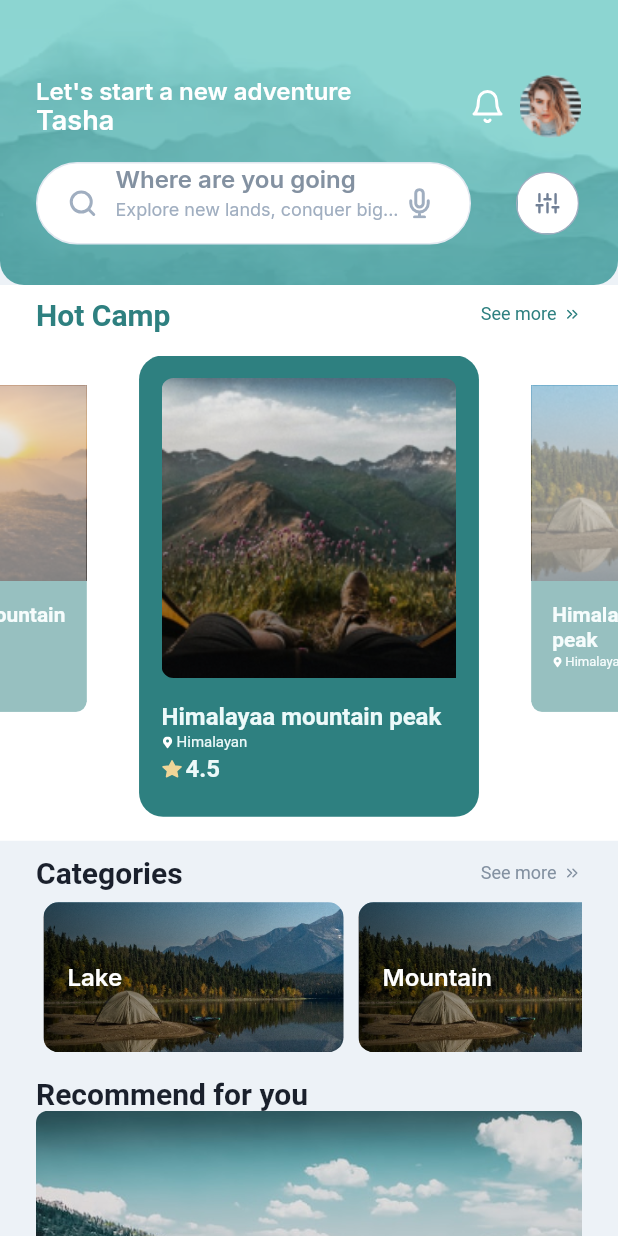
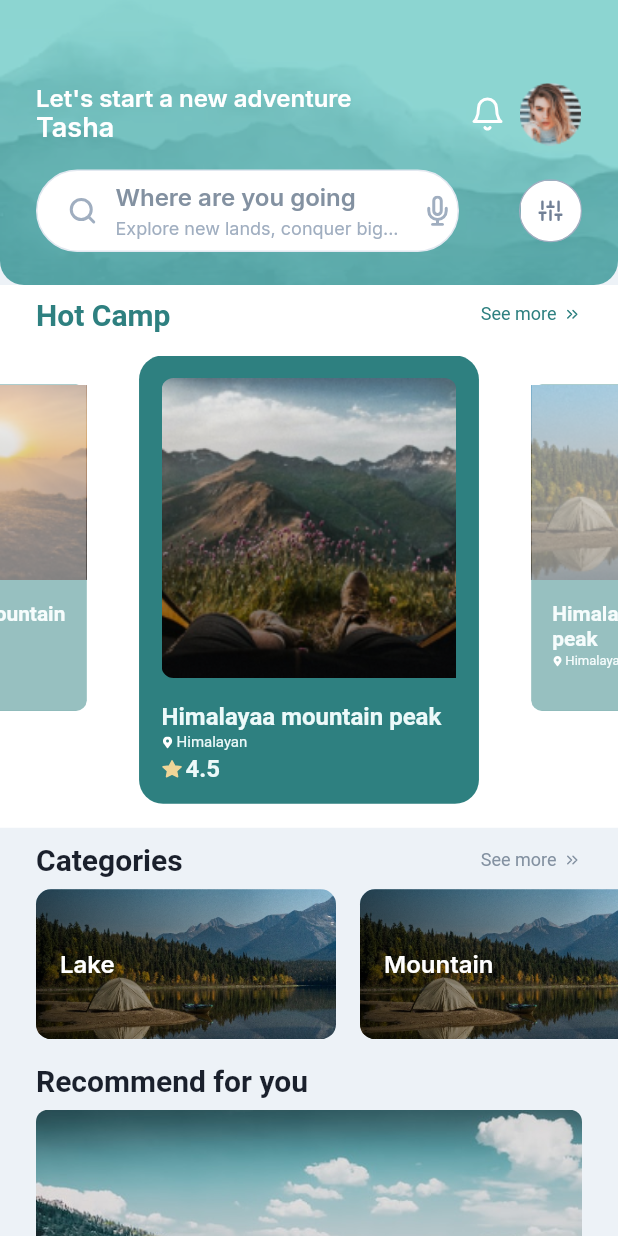
Before and after one commit to phananhvu16112002/Cydeva_Application, a Flutter app: the HomePageBody screen opened directly, on a phone screen of 412 x 824 dp. Run offline on Flutter 3.47's test engine with Material 3 defaults, Android fonts, the phone set to English and light mode, and no system bars; drawn by our look-alikes of carousel_slider; our stand-ins replace animated_bottom_navigation_bar, bloc, dio, flutter_bloc, flutter_svg, google_fonts and 3 more; generated files the repository leaves out were written again.

Commit message:
edit homePage, edit OTP

```diff
--- a/cydeva_application/lib/main.dart
+++ b/cydeva_application/lib/main.dart
@@ -1,3 +1,4 @@
+import 'package:cydeva_application/screens/FlashPage/SplashScreen.dart';
 import 'package:cydeva_application/screens/HomePage/HomePage.dart';
 import 'package:cydeva_application/screens/SignInPage/bloc/signin_bloc.dart';
 import 'package:flutter/material.dart';
@@ -18,12 +19,11 @@ class MyApp extends StatelessWidget {
       debugShowCheckedModeBanner: false,
       title: 'Flutter Demo',
       theme: ThemeData(
-        // colorScheme: ColorScheme.fromSeed(seedColor: Colors.deepPurple),
         useMaterial3: false,
       ),
       home: BlocProvider(
         create: (context) => SigninBloc(),
-        child: const HomePage(),
+        child: const SplashScreen(),
       ),
     );
   }
--- a/cydeva_application/lib/screens/HomePage/HomePage.dart
+++ b/cydeva_application/lib/screens/HomePage/HomePage.dart
@@ -56,7 +56,11 @@ class _HomePageState extends State<HomePage> {
                       width: 24,
                       height: 24,
                       child: SvgPicture.asset(listBottomNav[index].svgPath,
-                          width: 24, height: 24)),
+                          width: 24,
+                          height: 24,
+                          color: isActive
+                              ? AppColors.primary3
+                              : AppColors.primaryText)),
                   Text(
                     listBottomNav[index].title,
                     style: TextStyle(
--- a/cydeva_application/lib/screens/HomePage/HomePageBody.dart
+++ b/cydeva_application/lib/screens/HomePage/HomePageBody.dart
@@ -210,6 +210,7 @@ class _HomePageBodyState extends State<HomePageBody> {
                 shrinkWrap: true,
                 itemCount: listRecommend.length,
                 physics: const NeverScrollableScrollPhysics(),
+                padding: EdgeInsets.only(top: 8),
                 itemBuilder: (context, index) {
                   Recommend recommend = listRecommend[index];
                   return Padding(
@@ -280,12 +281,12 @@ class _HomePageBodyState extends State<HomePageBody> {
   Container category() {
     return Container(
       width: double.infinity,
-      child: Padding(
-        padding: const EdgeInsets.symmetric(horizontal: 24.0),
       child: Column(
         crossAxisAlignment: CrossAxisAlignment.start,
         children: [
-            Row(
+          Padding(
+            padding: const EdgeInsets.symmetric(horizontal: 24.0),
+            child: Row(
               mainAxisAlignment: MainAxisAlignment.spaceBetween,
               children: [
                 const Text('Categories',
@@ -309,21 +310,24 @@ class _HomePageBodyState extends State<HomePageBody> {
                 )
               ],
             ),
+          ),
           const SizedBox(
             height: 8,
           ),
           Container(
             height: 100,
-              child: ListView.builder(
+            child: Row(
+              children: [
+                Expanded(
+                  child: ListView.separated(
                     scrollDirection: Axis.horizontal,
                     controller: controller,
                     shrinkWrap: true,
+                    padding: EdgeInsets.only(left: 24),
                     itemCount: listCategory.length,
                     itemBuilder: (context, index) {
                       Category e = listCategory[index];
-                    return Padding(
-                      padding: const EdgeInsets.only(right: 5, left: 5),
-                      child: Stack(
+                      return Stack(
                         children: [
                           Container(
                             width: 200,
@@ -361,12 +365,19 @@ class _HomePageBodyState extends State<HomePageBody> {
                             ),
                           )
                         ],
+                      );
+                    },
+                    separatorBuilder: (BuildContext context, int index) {
+                      return SizedBox(
+                        width: 16,
+                      );
+                    },
                   ),
-                    );
-                  }),
+                ),
+              ],
+            ),
           )
         ],
-        ),
       ),
     );
   }
@@ -412,7 +423,7 @@ class _HomePageBodyState extends State<HomePageBody> {
           CarouselSlider(
             carouselController: carouselController,
             options: CarouselOptions(
-              aspectRatio: 13.8 / 10.3,
+              aspectRatio: 14.2 / 10.3,
               viewportFraction: 0.55,
               initialPage: 0,
               enableInfiniteScroll: true,
@@ -449,7 +460,9 @@ class _HomePageBodyState extends State<HomePageBody> {
                                       topRight: Radius.circular(8),
                                       bottomLeft: Radius.circular(8)),
                                   child: Image.asset(
-                                    e, width: 230, height: 200,
+                                    e,
+                                    width: 230,
+                                    height: 200,
                                     fit: BoxFit.cover,
                                   ),
                                 ),
@@ -591,7 +604,7 @@ class _HomePageBodyState extends State<HomePageBody> {
           crossAxisAlignment: CrossAxisAlignment.start,
           children: [
             const SizedBox(
-              height: 50,
+              height: 55,
             ),
             Row(
               mainAxisAlignment: MainAxisAlignment.spaceBetween,
@@ -633,16 +646,18 @@ class _HomePageBodyState extends State<HomePageBody> {
             ),
             Row(
               children: [
-                Container(
-                  width: 290,
+                Expanded(
+                  child: Container(
+                    // width: 290,
                     height: 55,
                     decoration: BoxDecoration(
                         color: AppColors.neutralWhite,
-                      borderRadius: const BorderRadius.all(Radius.circular(32)),
+                        borderRadius:
+                            const BorderRadius.all(Radius.circular(32)),
                         border: Border.all(color: AppColors.borderColor)),
                     child: Row(
                       crossAxisAlignment: CrossAxisAlignment.center,
-                    // mainAxisAlignment: MainAxisAlignment.center,
+                      // mainAxisAlignment: MainAxisAlignment.spaceA,
                       children: [
                         const SizedBox(
                           width: 20,
@@ -656,6 +671,7 @@ class _HomePageBodyState extends State<HomePageBody> {
                         ),
                         const Column(
                           crossAxisAlignment: CrossAxisAlignment.start,
+                          mainAxisAlignment: MainAxisAlignment.center,
                           children: [
                             CustomText(
                                 message: 'Where are you going',
@@ -673,7 +689,7 @@ class _HomePageBodyState extends State<HomePageBody> {
                           ],
                         ),
                         const SizedBox(
-                        width: 4,
+                          width: 16,
                         ),
                         SvgPicture.asset(
                           'assets/icons/mic.svg',
@@ -682,8 +698,9 @@ class _HomePageBodyState extends State<HomePageBody> {
                       ],
                     ),
                   ),
+                ),
                 const SizedBox(
-                  width: 30,
+                  width: 40,
                 ),
                 Container(
                     height: 42,
```
Also changed, not shown: cydeva_application/lib/screens/SignInPage/OTPPage.dart (+11 -6 lines). Lines whose indentation alone changed are shown as unchanged.
